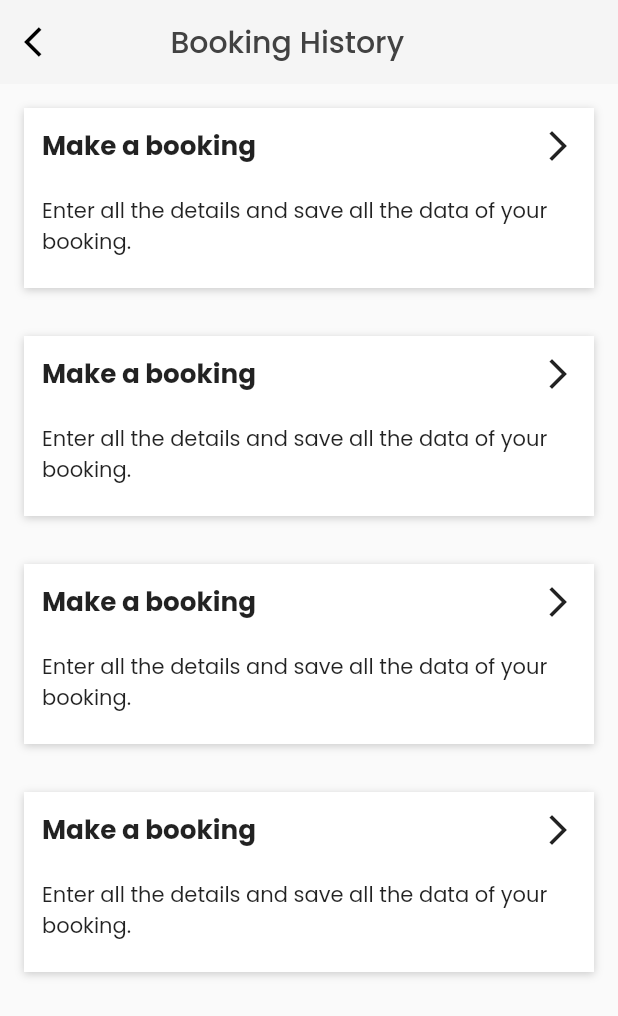
After one commit to shailesh2109/Rentico, a Flutter app: the screen it shows after launch, in the side drawer, after a tap on "Booking History", on a phone screen of 412 x 824 dp. The commit adds this screen. Shown: the top 1016 px of the screen. Run offline on Flutter 3.47's test engine with Material 2 defaults, Android fonts, the phone set to English and light mode, and no system bars; our stand-ins replace google_fonts, velocity_x.

Commit message:
added booing history and connect support

```diff
--- /dev/null
+++ b/lib/screens/booking_history.dart
@@ -0,0 +1,131 @@
+import 'package:flutter/material.dart';
+import 'package:rentico/screens/home_screen.dart';
+import 'package:velocity_x/velocity_x.dart';
+
+
+class BookingHistory extends StatelessWidget {
+  const BookingHistory({super.key});
+
+  @override
+  Widget build(BuildContext context) {
+    return Scaffold(
+      appBar: AppBar(
+        leading: IconButton(onPressed: () => Navigator.push(context, MaterialPageRoute(builder: (context)=>homeScreen())), icon: Icon(Icons.arrow_back_ios)),
+        automaticallyImplyLeading: false,
+        title: Text("        Booking History",style: TextStyle(color: Color.fromARGB(255, 66, 66, 66))),
+      ),
+      body: Column(
+        children: [Container(
+                  decoration: BoxDecoration(
+                    color: Colors.white,
+                    boxShadow: [
+                      BoxShadow(
+                        color: const Color.fromARGB(255, 202, 202, 202),
+                        offset: Offset(0.0, 1.0),
+                        blurRadius: 4.0,
+                      )
+                    ]
+                  ),
+                  child:
+                  Column(
+                    children: [
+                      Row(
+                        children: [
+                          Expanded(child:  "Make a booking".text.bold.xl.make(),
+                           ),
+                           Icon(Icons.arrow_forward_ios)
+                        ],
+                      ),
+                      SizedBox(height: 20,),
+                      "Enter all the details and save all the data of your booking.".text.make()
+                    ],
+                  ).p(12)
+
+                ).h(120).p(16),
+        Container(
+                  decoration: BoxDecoration(
+                    color: Colors.white,
+                    boxShadow: [
+                      BoxShadow(
+                        color: const Color.fromARGB(255, 202, 202, 202),
+                        offset: Offset(0.0, 1.0),
+                        blurRadius: 4.0,
+                      )
+                    ]
+                  ),
+                  child:
+                  Column(
+                    children: [
+                      Row(
+                        children: [
+                          Expanded(child:  "Make a booking".text.bold.xl.make(),
+                           ),
+                           Icon(Icons.arrow_forward_ios)
+                        ],
+                      ),
+                      SizedBox(height: 20,),
+                      "Enter all the details and save all the data of your booking.".text.make()
+                    ],
+                  ).p(12)
+
+                ).h(120).p(16),
+                Container(
+                  decoration: BoxDecoration(
+                    color: Colors.white,
+                    boxShadow: [
+                      BoxShadow(
+                        color: const Color.fromARGB(255, 202, 202, 202),
+                        offset: Offset(0.0, 1.0),
+                        blurRadius: 4.0,
+                      )
+                    ]
+                  ),
+                  child:
+                  Column(
+                    children: [
+                      Row(
+                        children: [
+                          Expanded(child:  "Make a booking".text.bold.xl.make(),
+                           ),
+                           Icon(Icons.arrow_forward_ios)
+                        ],
+                      ),
+                      SizedBox(height: 20,),
+                      "Enter all the details and save all the data of your booking.".text.make()
+                    ],
+                  ).p(12)
+
+                ).h(120).p(16),
+                Container(
+                  decoration: BoxDecoration(
+                    color: Colors.white,
+                    boxShadow: [
+                      BoxShadow(
+                        color: const Color.fromARGB(255, 202, 202, 202),
+                        offset: Offset(0.0, 1.0),
+                        blurRadius: 4.0,
+                      )
+                    ]
+                  ),
+                  child:
+                  Column(
+                    children: [
+                      Row(
+                        children: [
+                          Expanded(child:  "Make a booking".text.bold.xl.make(),
+                           ),
+                           Icon(Icons.arrow_forward_ios)
+                        ],
+                      ),
+                      SizedBox(height: 20,),
+                      "Enter all the details and save all the data of your booking.".text.make()
+                    ],
+                  ).p(12)
+
+                ).h(120).p(16),
+
+        ],
+      ),
+    );
+  }
+}
--- a/lib/screens/home_screen.dart
+++ b/lib/screens/home_screen.dart
@@ -23,6 +23,7 @@ class _homeScreenState extends State<homeScreen> {
   Widget build(BuildContext context) {
     return Scaffold(
       appBar: AppBar(
+        automaticallyImplyLeading: false,
         elevation: 1,
         title: Helper.rentico,
         backgroundColor: MyTheme.cream,
--- a/lib/utils/helper.dart
+++ b/lib/utils/helper.dart
@@ -3,4 +3,5 @@ import 'package:rentico/widgets/themes.dart';
 
 class Helper{
   static final rentico= Text("Rentico",style: TextStyle(color: MyTheme.renico_blue,fontWeight: FontWeight.bold,fontSize: 30),);
+  static final textColor= Color.fromARGB(255, 66, 66, 66);
 }
--- a/lib/widgets/drawer.dart
+++ b/lib/widgets/drawer.dart
@@ -1,6 +1,9 @@
 import 'package:flutter/cupertino.dart';
 import 'package:flutter/material.dart';
+import 'package:rentico/screens/booking_history.dart';
+import 'package:rentico/screens/contact_support.dart';
 import 'package:rentico/utils/helper.dart';
+import 'package:rentico/utils/routes.dart';
 import 'package:rentico/widgets/themes.dart';
 import 'package:velocity_x/velocity_x.dart';
 
@@ -17,14 +20,17 @@ class _MyDrawerState extends State<MyDrawer> {
     return Scaffold(
       appBar: AppBar(title: Helper.rentico,
       elevation: 1,
+      automaticallyImplyLeading: false,
       ),
-      endDrawer: Icon(Icons.clear),
+
+
       body: Container(
         color: MyTheme.cream,
 
         child: ListView(
           children: [
             ListTile(
+              onTap: () => Navigator.push(context, MaterialPageRoute(builder: (context)=>BookingHistory())),
                 leading: Icon(
                   Icons.history),
                   title: Text("Booking History",textScaleFactor: 1.2,style: TextStyle(color: Color.fromARGB(255, 66, 66, 66)),),
@@ -40,6 +46,7 @@ class _MyDrawerState extends State<MyDrawer> {
                   title: Text("Call Customer",textScaleFactor: 1.2,style: TextStyle(color: Color.fromARGB(255, 66, 66, 66)),),
               ),
               ListTile(
+                onTap: () =>Navigator.push(context, MaterialPageRoute(builder: (context)=>ContactSupport())) ,
                 leading: Icon(
                   CupertinoIcons.question_circle),
                   title: Text("Contact Support",textScaleFactor: 1.2,style: TextStyle(color: Color.fromARGB(255, 66, 66, 66)),),
--- a/lib/widgets/themes.dart
+++ b/lib/widgets/themes.dart
@@ -5,6 +5,7 @@ import 'package:google_fonts/google_fonts.dart';
 class MyTheme{
   static ThemeData lightTheme(BuildContext context) =>ThemeData(
       fontFamily: GoogleFonts.poppins().fontFamily,
+
       appBarTheme: AppBarTheme(
         color: Color(0xfff5f5f5),
         iconTheme: IconThemeData(color: Colors.black),
```
Also changed, not shown: lib/screens/contact_support.dart (added, +92 -0 lines).
